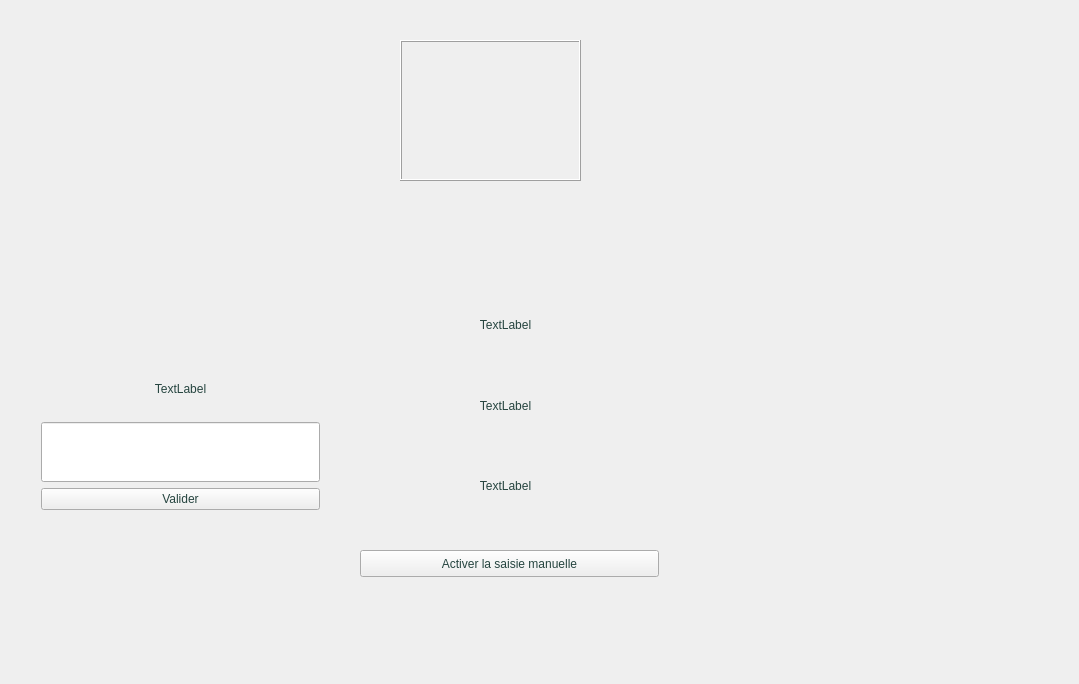
This is surirobot/core/gui/mainwindow.ui in suricats/surirobot-client-ng as Qt 5 draws it before an edit. The edited form follows.
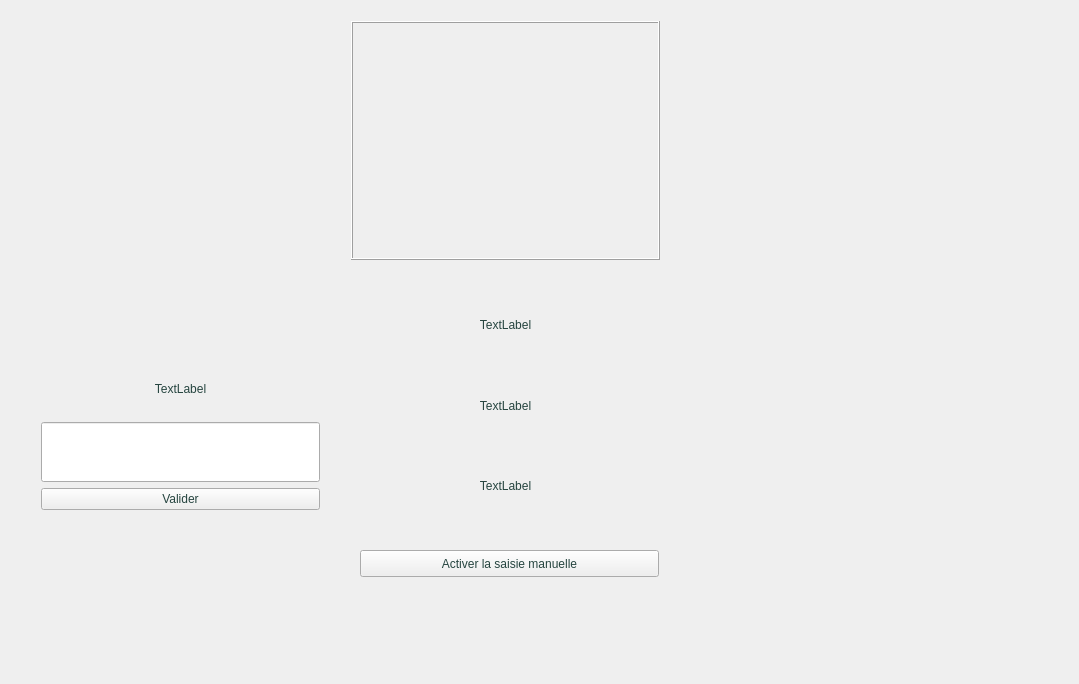
This is the edited form.

```diff
--- a/surirobot/core/gui/mainwindow.ui
+++ b/surirobot/core/gui/mainwindow.ui
@@ -314,21 +314,15 @@
    <widget class="QWidget" name="imageWidget" native="true">
     <property name="geometry">
      <rect>
-      <x>380</x>
-      <y>20</y>
-      <width>261</width>
-      <height>231</height>
+      <x>340</x>
+      <y>10</y>
+      <width>331</width>
+      <height>261</height>
      </rect>
     </property>
+    <layout class="QHBoxLayout" name="horizontalLayout">
+     <item>
     <widget class="QLabel" name="image">
-     <property name="geometry">
-      <rect>
-       <x>20</x>
-       <y>20</y>
-       <width>181</width>
-       <height>141</height>
-      </rect>
-     </property>
      <property name="frameShape">
       <enum>QFrame::Box</enum>
      </property>
@@ -339,6 +333,8 @@
       <string/>
      </property>
     </widget>
+     </item>
+    </layout>
    </widget>
   </widget>
  </widget>
```
Lines whose indentation alone changed are shown as unchanged.
